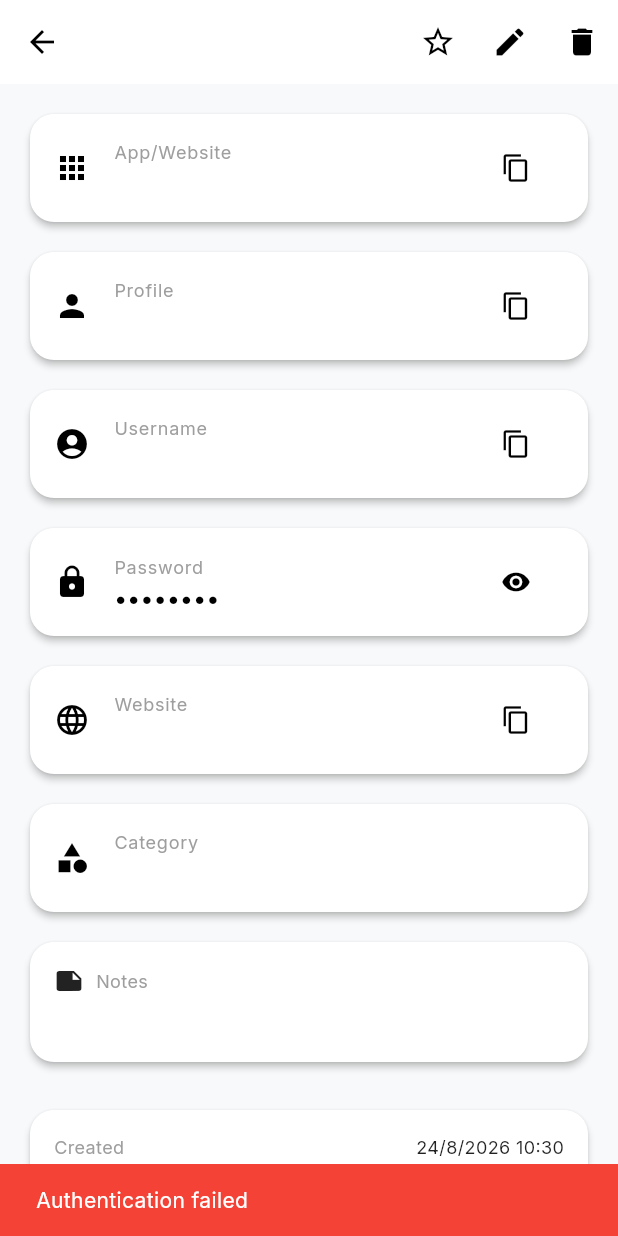
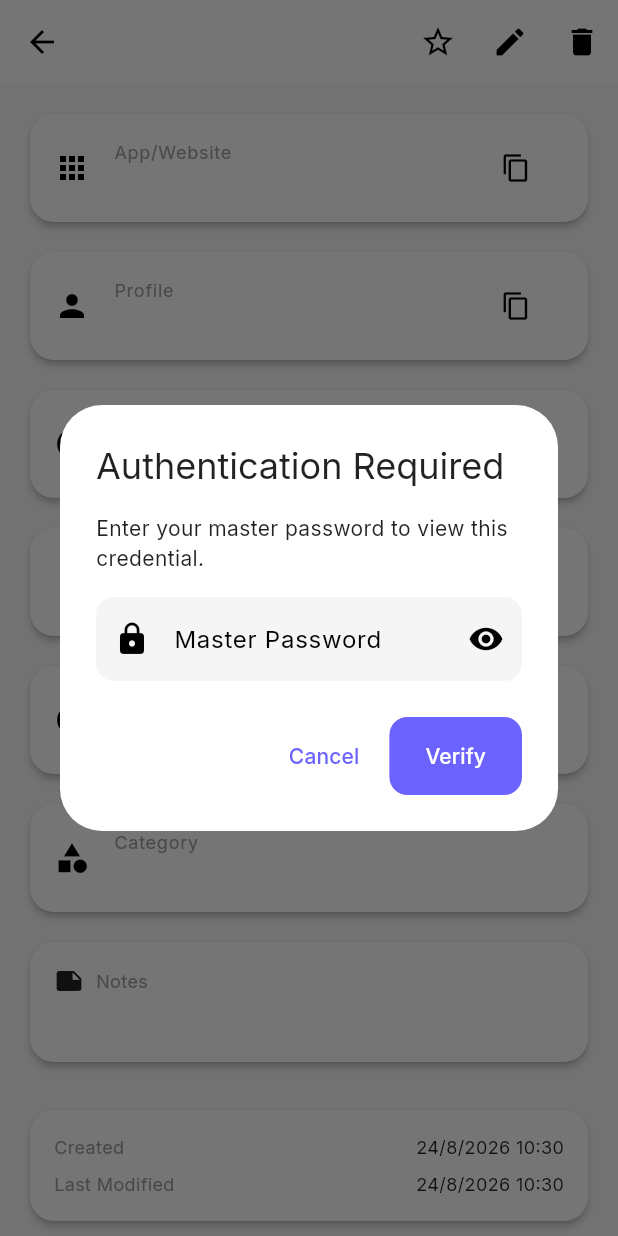
Before and after one commit to mohhhit/Enkript, a Flutter app: the CredentialDetailScreen screen opened directly with empty values, after a tap on the "visibility" icon, on a phone screen of 412 x 824 dp. Run offline on Flutter 3.47's test engine with Material 3 defaults, Android fonts, the phone set to English and light mode, and no system bars; our stand-ins replace cloud_firestore, firebase_auth, firebase_core, google_fonts, hive, hive_flutter and 1 more; missing offline and left inert: encrypt; accounts and stored records are empty; generated files the repository leaves out were written again; statements that could not run were skipped.

Commit message:
v1.2-beta

```diff
--- a/lib/models/credential.dart
+++ b/lib/models/credential.dart
@@ -1,43 +1,17 @@
-import 'package:hive/hive.dart';
+import 'package:cloud_firestore/cloud_firestore.dart';
 
-part 'credential.g.dart';
-
-@HiveType(typeId: 0)
-class Credential extends HiveObject {
-  @HiveField(0)
+class Credential {
   String id;
-
-  @HiveField(1)
   String appName;
-
-  @HiveField(2)
   String profileName;
-
-  @HiveField(3)
   String username;
-
-  @HiveField(4)
   String encryptedPassword;
-
-  @HiveField(5)
   String? website;
-
-  @HiveField(6)
   String? notes;
-
-  @HiveField(7)
   String? iconUrl;
-
-  @HiveField(8)
   DateTime createdAt;
-
-  @HiveField(9)
   DateTime updatedAt;
-
-  @HiveField(10)
   bool isFavorite;
-
-  @HiveField(11)
   String? category;
 
   Credential({
@@ -55,7 +29,7 @@
     this.category,
   });
 
-  // Convert to Map for Firebase
+  // Convert to Map for Firestore
   Map<String, dynamic> toMap() {
     return {
       'id': id,
@@ -66,26 +40,35 @@
       'website': website,
       'notes': notes,
       'iconUrl': iconUrl,
-      'createdAt': createdAt.toIso8601String(),
-      'updatedAt': updatedAt.toIso8601String(),
+      'createdAt': Timestamp.fromDate(createdAt),
+      'updatedAt': Timestamp.fromDate(updatedAt),
       'isFavorite': isFavorite,
       'category': category,
     };
   }
 
-  // Create from Map (Firebase)
-  factory Credential.fromMap(Map<String, dynamic> map) {
+  // Create from Map (Firestore Document)
+  factory Credential.fromMap(Map<String, dynamic> map, [String? docId]) {
+    DateTime parseDate(dynamic dateVal) {
+      if (dateVal is Timestamp) {
+        return dateVal.toDate();
+      } else if (dateVal is String) {
+        return DateTime.parse(dateVal);
+      }
+      return DateTime.now();
+    }
+
     return Credential(
-      id: map['id'],
-      appName: map['appName'],
-      profileName: map['profileName'],
-      username: map['username'],
-      encryptedPassword: map['encryptedPassword'],
+      id: docId ?? map['id'] ?? '',
+      appName: map['appName'] ?? '',
+      profileName: map['profileName'] ?? '',
+      username: map['username'] ?? '',
+      encryptedPassword: map['encryptedPassword'] ?? '',
       website: map['website'],
       notes: map['notes'],
       iconUrl: map['iconUrl'],
-      createdAt: DateTime.parse(map['createdAt']),
-      updatedAt: DateTime.parse(map['updatedAt']),
+      createdAt: parseDate(map['createdAt']),
+      updatedAt: parseDate(map['updatedAt']),
       isFavorite: map['isFavorite'] ?? false,
       category: map['category'],
     );
--- a/lib/screens/credentials/credential_detail_screen.dart
+++ b/lib/screens/credentials/credential_detail_screen.dart
@@ -5,6 +5,7 @@
 import '../../providers/vault_provider.dart';
 import '../../services/encryption_service.dart';
 import '../../services/biometric_service.dart';
+import '../../providers/auth_provider.dart';
 import 'add_credential_screen.dart';
 
 class CredentialDetailScreen extends StatefulWidget {
@@ -21,12 +22,87 @@
   String? _decryptedPassword;
   String? _passwordError;
 
+  Future<bool> _promptForMasterPassword() async {
+    final passwordController = TextEditingController();
+    bool obscurePassword = true;
+    String? error;
+    bool? isValid;
+
+    await showDialog<void>(
+      context: context,
+      barrierDismissible: false,
+      builder: (context) => StatefulBuilder(
+        builder: (context, setState) => AlertDialog(
+          title: const Text('Authentication Required'),
+          content: Column(
+            mainAxisSize: MainAxisSize.min,
+            crossAxisAlignment: CrossAxisAlignment.stretch,
+            children: [
+              const Text('Enter your master password to view this credential.'),
+              const SizedBox(height: 16),
+              TextField(
+                controller: passwordController,
+                obscureText: obscurePassword,
+                decoration: InputDecoration(
+                  labelText: 'Master Password',
+                  errorText: error,
+                  prefixIcon: const Icon(Icons.lock),
+                  suffixIcon: IconButton(
+                    icon: Icon(obscurePassword ? Icons.visibility : Icons.visibility_off),
+                    onPressed: () => setState(() => obscurePassword = !obscurePassword),
+                  ),
+                ),
+                onSubmitted: (value) async {
+                  isValid = await context.read<AuthProvider>().verifyMasterPassword(value);
+                  if (isValid == true && context.mounted) {
+                    Navigator.pop(context);
+                  } else if (context.mounted) {
+                    setState(() => error = 'Invalid master password');
+                  }
+                },
+              ),
+            ],
+          ),
+          actions: [
+            TextButton(
+              onPressed: () {
+                isValid = false;
+                Navigator.pop(context);
+              },
+              child: const Text('Cancel'),
+            ),
+            ElevatedButton(
+              onPressed: () async {
+                isValid = await context.read<AuthProvider>().verifyMasterPassword(passwordController.text);
+                if (isValid == true && context.mounted) {
+                  Navigator.pop(context);
+                } else if (context.mounted) {
+                  setState(() => error = 'Invalid master password');
+                }
+              },
+              child: const Text('Verify'),
+            ),
+          ],
+        ),
+      ),
+    );
+
+    return isValid ?? false;
+  }
+
   Future<void> _togglePasswordVisibility() async {
     if (!_isPasswordVisible) {
-      // Require biometric auth to view password
-      final authenticated = await BiometricService.instance.authenticate(
-        localizedReason: 'Authenticate to view password',
-      );
+      bool authenticated = false;
+
+      if (BiometricService.instance.isAvailable) {
+        // Require biometric auth to view password
+        authenticated = await BiometricService.instance.authenticate(
+          localizedReason: 'Authenticate to view password',
+        );
+      } else {
+        // Fallback to master password
+        authenticated = await _promptForMasterPassword();
+      }
 
       if (!authenticated) {
         if (mounted) {
--- a/lib/services/cloud_sync_service.dart
+++ b/lib/services/cloud_sync_service.dart
@@ -46,7 +46,9 @@
   DocumentReference? _getVaultMetadataDocument(String userId) {
     final firestoreInstance = firestore;
     if (firestoreInstance == null) return null;
-    return firestoreInstance.collection('users').doc(userId).collection('vault').doc('meta');
+    // Store metadata inside the credentials collection using a special ID
+    // This avoids "Missing or insufficient permissions" if rules only allow access to credentials collection
+    return firestoreInstance.collection('users').doc(userId).collection('credentials').doc('vault_metadata');
   }
 
   /// Sync a single credential to cloud
@@ -190,6 +192,7 @@
       print('📦 Firestore returned ${snapshot.docs.length} documents');
 
       final credentials = snapshot.docs
+          .where((doc) => doc.id != 'vault_metadata')
           .map((doc) {
             try {
               return Credential.fromMap(doc.data() as Map<String, dynamic>);
@@ -219,6 +222,7 @@
 
     return collection.snapshots().map((snapshot) {
       return snapshot.docs
+          .where((doc) => doc.id != 'vault_metadata')
           .map((doc) => Credential.fromMap(doc.data() as Map<String, dynamic>))
           .toList();
     });
```
Also changed, not shown: analysis_options.yaml (+7 -0 lines), lib/main.dart (+0 -8 lines), lib/providers/vault_provider.dart (+73 -137 lines), lib/services/biometric_service.dart (+8 -0 lines), lib/services/encryption_service.dart (+26 -1 lines), firebase.json, 2 other files.
